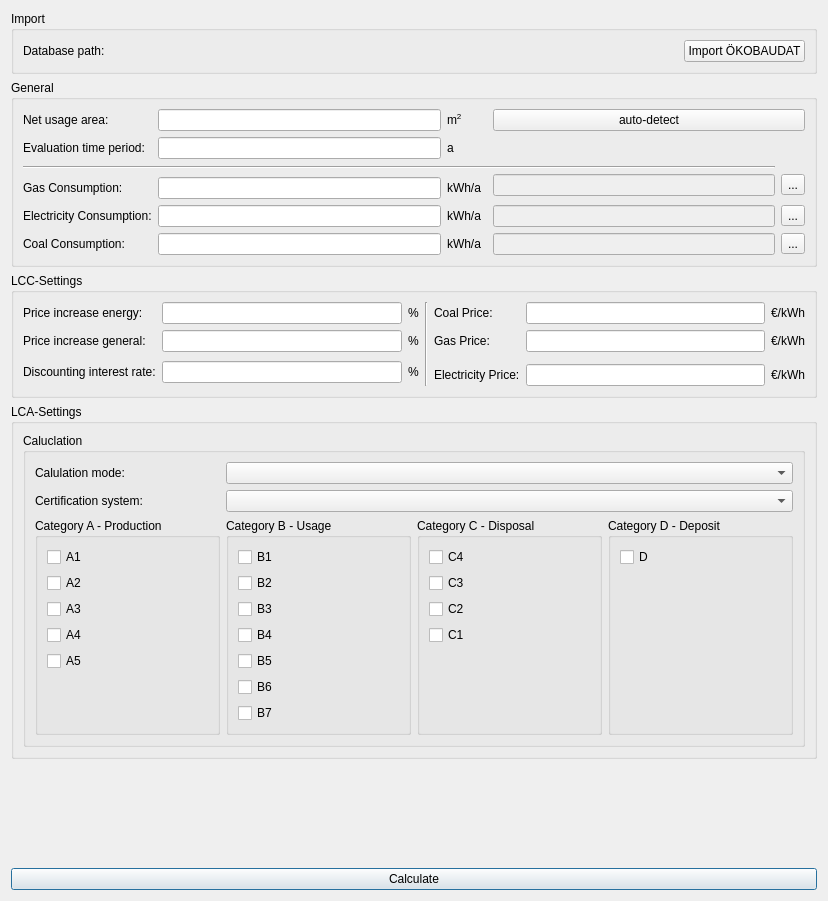
Old version of the form SIM-VICUS/src/SVLcaLccSettingsDialog.ui in the repository ghorwin/SIM-VICUS.
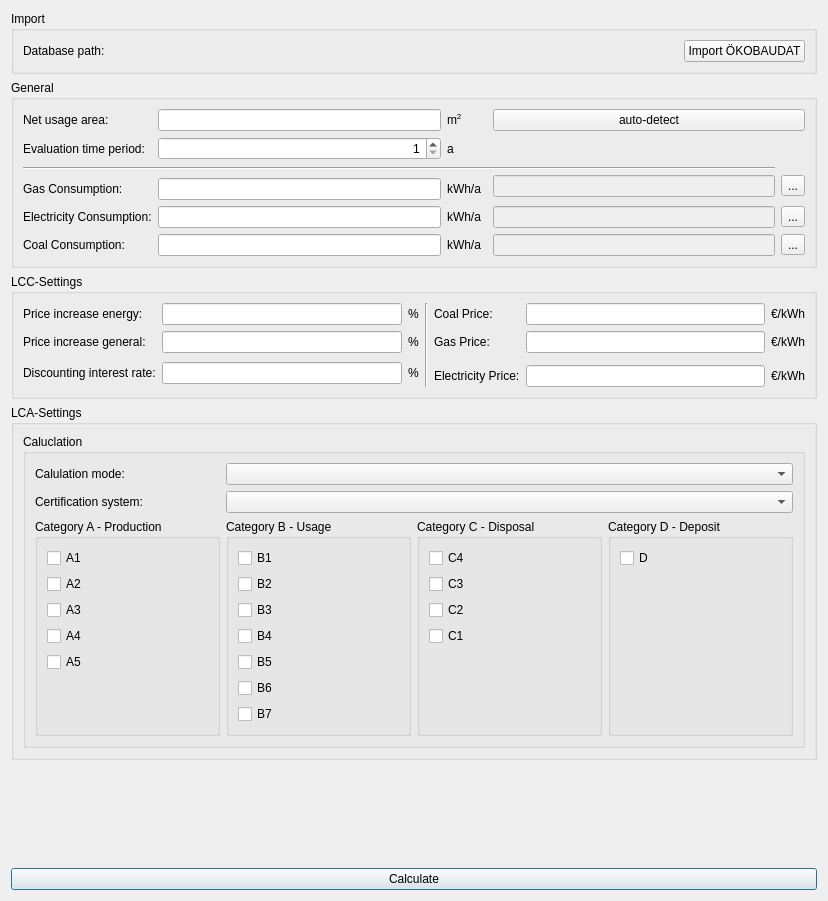
New version of the form. Custom widgets are drawn as their Qt base class.

Diff of the .ui file:
```diff
--- a/SIM-VICUS/src/SVLcaLccSettingsDialog.ui
+++ b/SIM-VICUS/src/SVLcaLccSettingsDialog.ui
@@ -432,27 +432,30 @@
       <string>General</string>
      </property>
      <layout class="QGridLayout" name="gridLayout_7">
-      <item row="5" column="0">
-       <widget class="QLabel" name="label_16">
-        <property name="text">
-         <string>Gas Consumption:</string>
+      <item row="11" column="4">
+       <widget class="QLineEdit" name="lineEditEpdCoal">
+        <property name="enabled">
+         <bool>false</bool>
         </property>
        </widget>
       </item>
-      <item row="10" column="2">
-       <widget class="QLabel" name="label_21">
+      <item row="9" column="1">
+       <widget class="QtExt::ValidatingLineEdit" name="lineEditElectricityConsumption"/>
+      </item>
+      <item row="5" column="4" rowspan="2">
+       <widget class="QLineEdit" name="lineEditEpdGas">
+        <property name="enabled">
+         <bool>false</bool>
+        </property>
+       </widget>
+      </item>
+      <item row="9" column="2">
+       <widget class="QLabel" name="label_20">
         <property name="text">
          <string>kWh/a</string>
         </property>
        </widget>
       </item>
-      <item row="10" column="5">
-       <widget class="QToolButton" name="toolButtonSelectCoal">
-        <property name="text">
-         <string>...</string>
-        </property>
-       </widget>
-      </item>
       <item row="1" column="1">
        <widget class="QtExt::ValidatingLineEdit" name="lineEditArea">
         <property name="placeholderText">
@@ -460,44 +463,7 @@
         </property>
        </widget>
       </item>
-      <item row="5" column="1">
-       <widget class="QtExt::ValidatingLineEdit" name="lineEditGasConsumption"/>
-      </item>
-      <item row="2" column="1">
-       <widget class="QtExt::ValidatingLineEdit" name="lineEditTimePeriod"/>
-      </item>
-      <item row="8" column="4">
-       <widget class="QLineEdit" name="lineEditEpdElectricity">
-        <property name="enabled">
-         <bool>false</bool>
-        </property>
-       </widget>
-      </item>
-      <item row="10" column="4">
-       <widget class="QLineEdit" name="lineEditEpdCoal">
-        <property name="enabled">
-         <bool>false</bool>
-        </property>
-       </widget>
-      </item>
-      <item row="8" column="0">
-       <widget class="QLabel" name="label_17">
-        <property name="text">
-         <string>Electricity Consumption:</string>
-        </property>
-       </widget>
-      </item>
-      <item row="8" column="1">
-       <widget class="QtExt::ValidatingLineEdit" name="lineEditElectricityConsumption"/>
-      </item>
-      <item row="1" column="4" colspan="2">
-       <widget class="QPushButton" name="pushButtonAreaDetection">
-        <property name="text">
-         <string>auto-detect</string>
-        </property>
-       </widget>
-      </item>
-      <item row="4" column="5" rowspan="2">
+      <item row="5" column="5" rowspan="2">
        <widget class="QToolButton" name="toolButtonSelectGas">
         <property name="text">
          <string>...</string>
@@ -511,50 +477,53 @@
         </property>
        </widget>
       </item>
-      <item row="5" column="2">
-       <widget class="QLabel" name="label_19">
-        <property name="text">
-         <string>kWh/a</string>
-        </property>
-       </widget>
-      </item>
-      <item row="10" column="1">
-       <widget class="QtExt::ValidatingLineEdit" name="lineEditCoalConsumption"/>
-      </item>
-      <item row="4" column="4" rowspan="2">
-       <widget class="QLineEdit" name="lineEditEpdGas">
+      <item row="9" column="4">
+       <widget class="QLineEdit" name="lineEditEpdElectricity">
         <property name="enabled">
          <bool>false</bool>
         </property>
        </widget>
       </item>
-      <item row="10" column="0">
+      <item row="9" column="5">
+       <widget class="QToolButton" name="toolButtonSelectElectricity">
+        <property name="text">
+         <string>...</string>
+        </property>
+       </widget>
+      </item>
+      <item row="3" column="0">
+       <widget class="QLabel" name="label">
+        <property name="text">
+         <string>Evaluation time period:</string>
+        </property>
+       </widget>
+      </item>
+      <item row="1" column="4" colspan="2">
+       <widget class="QPushButton" name="pushButtonAreaDetection">
+        <property name="text">
+         <string>auto-detect</string>
+        </property>
+       </widget>
+      </item>
+      <item row="6" column="1">
+       <widget class="QtExt::ValidatingLineEdit" name="lineEditGasConsumption"/>
+      </item>
+      <item row="11" column="0">
        <widget class="QLabel" name="label_18">
         <property name="text">
          <string>Coal Consumption:</string>
         </property>
        </widget>
       </item>
-      <item row="3" column="0" rowspan="2" colspan="5">
-       <widget class="Line" name="line">
-        <property name="orientation">
-         <enum>Qt::Horizontal</enum>
-        </property>
-       </widget>
-      </item>
-      <item row="8" column="5">
-       <widget class="QToolButton" name="toolButtonSelectElectricity">
+      <item row="9" column="0">
+       <widget class="QLabel" name="label_17">
         <property name="text">
-         <string>...</string>
+         <string>Electricity Consumption:</string>
         </property>
        </widget>
       </item>
-      <item row="8" column="2">
-       <widget class="QLabel" name="label_20">
-        <property name="text">
-         <string>kWh/a</string>
-        </property>
-       </widget>
+      <item row="11" column="1">
+       <widget class="QtExt::ValidatingLineEdit" name="lineEditCoalConsumption"/>
       </item>
       <item row="1" column="2">
        <widget class="QLabel" name="label_10">
@@ -563,20 +532,61 @@
         </property>
        </widget>
       </item>
-      <item row="2" column="0">
-       <widget class="QLabel" name="label">
+      <item row="6" column="0">
+       <widget class="QLabel" name="label_16">
         <property name="text">
-         <string>Evaluation time period:</string>
+         <string>Gas Consumption:</string>
         </property>
        </widget>
       </item>
-      <item row="2" column="2">
+      <item row="11" column="2">
+       <widget class="QLabel" name="label_21">
+        <property name="text">
+         <string>kWh/a</string>
+        </property>
+       </widget>
+      </item>
+      <item row="4" column="0" rowspan="2" colspan="5">
+       <widget class="Line" name="line">
+        <property name="orientation">
+         <enum>Qt::Horizontal</enum>
+        </property>
+       </widget>
+      </item>
+      <item row="3" column="2">
        <widget class="QLabel" name="label_3">
         <property name="text">
          <string>a</string>
         </property>
        </widget>
       </item>
+      <item row="11" column="5">
+       <widget class="QToolButton" name="toolButtonSelectCoal">
+        <property name="text">
+         <string>...</string>
+        </property>
+       </widget>
+      </item>
+      <item row="6" column="2">
+       <widget class="QLabel" name="label_19">
+        <property name="text">
+         <string>kWh/a</string>
+        </property>
+       </widget>
+      </item>
+      <item row="3" column="1">
+       <widget class="QSpinBox" name="spinBoxTimePeriod">
+        <property name="alignment">
+         <set>Qt::AlignRight|Qt::AlignTrailing|Qt::AlignVCenter</set>
+        </property>
+        <property name="minimum">
+         <number>1</number>
+        </property>
+        <property name="maximum">
+         <number>200</number>
+        </property>
+       </widget>
+      </item>
      </layout>
     </widget>
    </item>
```
